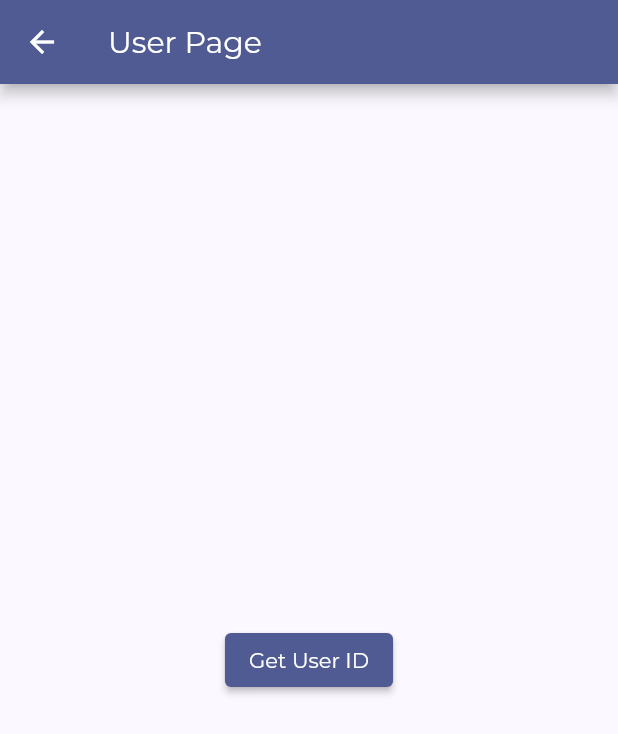
After one commit to LaithMahdi/shopy, a Flutter app: the UserPage screen opened directly, after a tap on "Get User ID", on a phone screen of 412 x 824 dp. The commit adds this screen. Shown: the top 734 px of the screen. Run offline on Flutter 3.47's test engine with Material 2 defaults, Android fonts, the light colour scheme and no system bars; our stand-ins replace cached_network_image, dartz, flutter_otp_text_field, flutter_svg, get, lottie and 1 more; accounts and stored records are empty; network calls fail.

Commit message:
correct same error in controller and get user

```diff
--- a/lib/api/end point/api_link.dart
+++ b/lib/api/end point/api_link.dart
@@ -3,6 +3,7 @@ class ApiLink {
   static const String api = "http://10.0.2.2:8000/api";
   // Authentification API
   static const String postLogin = "$api/users/login";
+
   static const String getUser = "$api/users/user";
   static const String postRegisterUser = "$api/users/register";
   static const String postSendVerifyCode = "$api/users/sendverifycode";
--- a/lib/controller/account/account_controller.dart
+++ b/lib/controller/account/account_controller.dart
@@ -40,6 +40,7 @@ class AccountControllerImp extends AccountController {
                 child: CustomPrimaryButton(
                   onPressed: () async {
                     localeController.changeLang("ar");
+                    update();
                     await services.sharedPreferences.setString("locale", "ar");
 
                     Get.back();
@@ -53,6 +54,7 @@ class AccountControllerImp extends AccountController {
                 child: CustomPrimaryButton(
                   onPressed: () async {
                     localeController.changeLang("en");
+                    update();
                     await services.sharedPreferences.setString("locale", "en");
                     Get.back();
                   },
--- /dev/null
+++ b/lib/yest.dart
@@ -0,0 +1,56 @@
+import 'dart:convert';
+
+import 'package:flutter/material.dart';
+import 'package:http/http.dart' as http;
+import 'package:shopy/api/end%20point/api_link.dart';
+
+class UserPage extends StatefulWidget {
+  const UserPage({super.key});
+
+  @override
+  _UserPageState createState() => _UserPageState();
+}
+
+class _UserPageState extends State<UserPage> {
+  String jwtToken =
+      "eyJhbGciOiJIUzI1NiIsInR5cCI6IkpXVCJ9.eyJ0b2tlbl90eXBlIjoiYWNjZXNzIiwiZXhwIjoxNjkwMDE2ODI4LCJpYXQiOjE2OTAwMTY1MjgsImp0aSI6IjViMGZkY2YzYzE4MDRhODBiYzg0NWI5MDUyNDcwOGRiIiwidXNlcl9pZCI6MX0.eUkshbO14-PQsBjhB6M8RLEeWRH00CfEmFvIrxZTX_4"; // Replace this with your actual JWT token.
+
+  Future<void> fetchUserId() async {
+    try {
+      const url = ApiLink.getUser;
+      final response = await http.get(
+        Uri.parse(url),
+        headers: {
+          'Authorization': 'Bearer $jwtToken',
+        },
+      );
+
+      if (response.statusCode == 200) {
+        final userData = jsonDecode(response.body);
+        int userId =
+            userData['id']; // Assuming the user ID is returned as 'id'.
+        print('User ID: $userId');
+        // You can now use the user ID in your Flutter app as needed.
+      } else {
+        print('Failed to get user ID: ${response.statusCode}');
+      }
+    } catch (e) {
+      print('Error: $e');
+    }
+  }
+
+  @override
+  Widget build(BuildContext context) {
+    return Scaffold(
+      appBar: AppBar(
+        title: const Text('User Page'),
+      ),
+      body: Center(
+        child: ElevatedButton(
+          onPressed: fetchUserId,
+          child: const Text('Get User ID'),
+        ),
+      ),
+    );
+  }
+}
```
Also changed, not shown: lib/controller/authentification/sign_in_controller.dart (+41 -2 lines), lib/controller/home/home_controller.dart (+7 -0 lines), lib/core/class/crud.dart (+8 -3 lines), lib/data/remote/authentification/get_user_data.dart (added, +18 -0 lines), lib/view/screen/account/account_screen.dart (+5 -3 lines), lib/view/screen/home/home.dart (+2 -10 lines).
